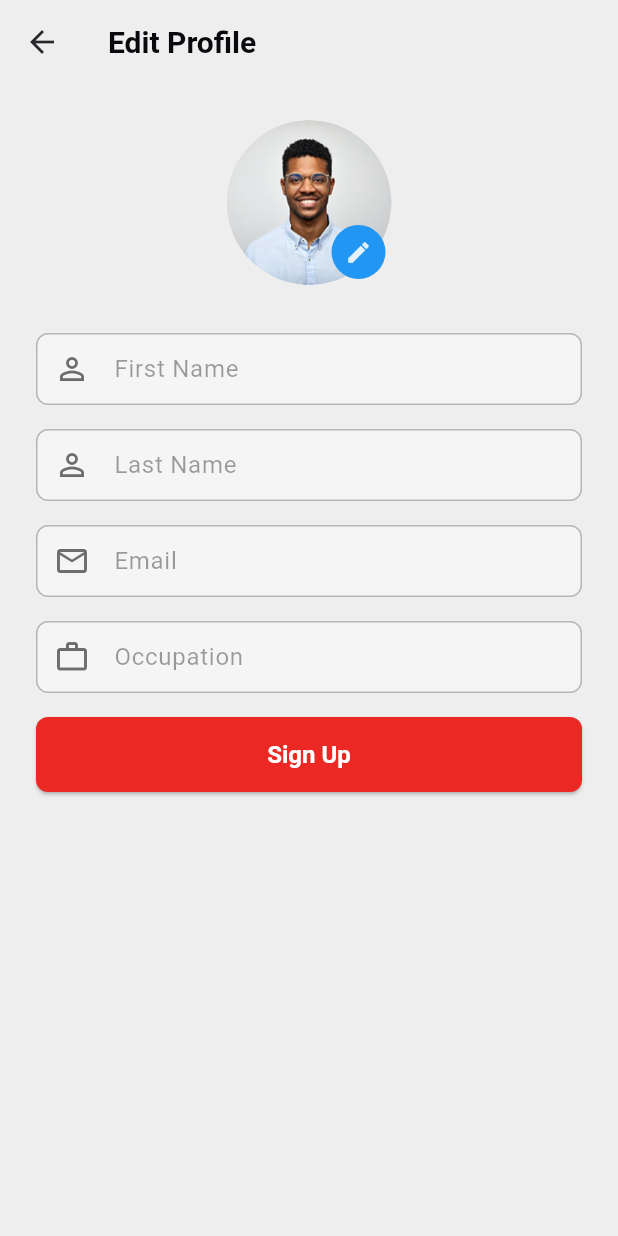
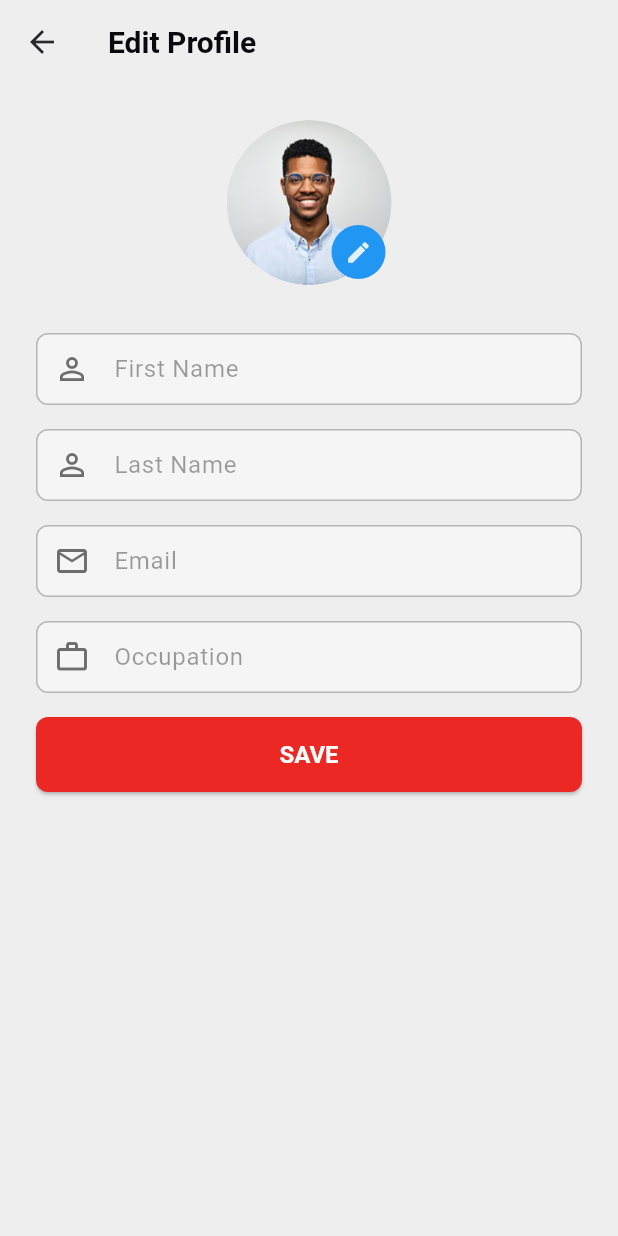
Before and after one commit to JanithNadeera/SmartRetiree, a Flutter app: the EditProfile screen opened directly, on a phone screen of 412 x 824 dp. Run offline on Flutter 3.47's test engine with Material 3 defaults, Android fonts, the phone set to English and light mode, and no system bars; drawn by our look-alikes of loader_overlay; our stand-ins replace cloud_firestore, firebase_auth, firebase_core, flutter_riverpod, flutter_svg, gap and 4 more; accounts and stored records are empty.

Commit message:
Refactor: Update label on SubmitButton in EditProfile to 'SAVE'

```diff
--- a/lib/ui/mp/profile/edit_profile.dart
+++ b/lib/ui/mp/profile/edit_profile.dart
@@ -153,7 +153,7 @@ class _EditProfileState extends ConsumerState<EditProfile> {
                     const Gap(16),
                     SubmitButton(
                       onPressed: _updateProfile,
-                      label: "Sign Up",
+                      label: "SAVE",
                     ),
                   ],
                 ),
```
